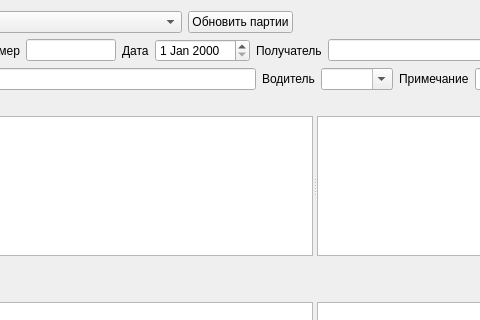
This is formship.ui in Sergeyego/warehouse as Qt 5 draws it before an edit; both pictures show x 504 to 984 and y 0 to 320 of the 1266 by 646 pixel window. The edited form follows.
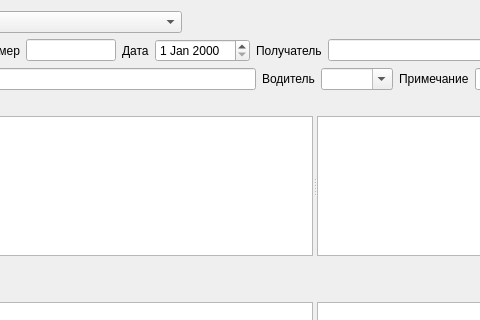
This is the edited form. Custom widgets are drawn as their Qt base class.

```diff
--- a/formship.ui
+++ b/formship.ui
@@ -128,13 +128,6 @@
            </property>
           </widget>
          </item>
-         <item>
-          <widget class="QPushButton" name="cmdUpdPart">
-           <property name="text">
-            <string>Обновить партии</string>
-           </property>
-          </widget>
-         </item>
          <item>
           <spacer name="horizontalSpacer_2">
            <property name="orientation">
```
Left out of the diff: 6 changed lines with no effect on the pictures.
